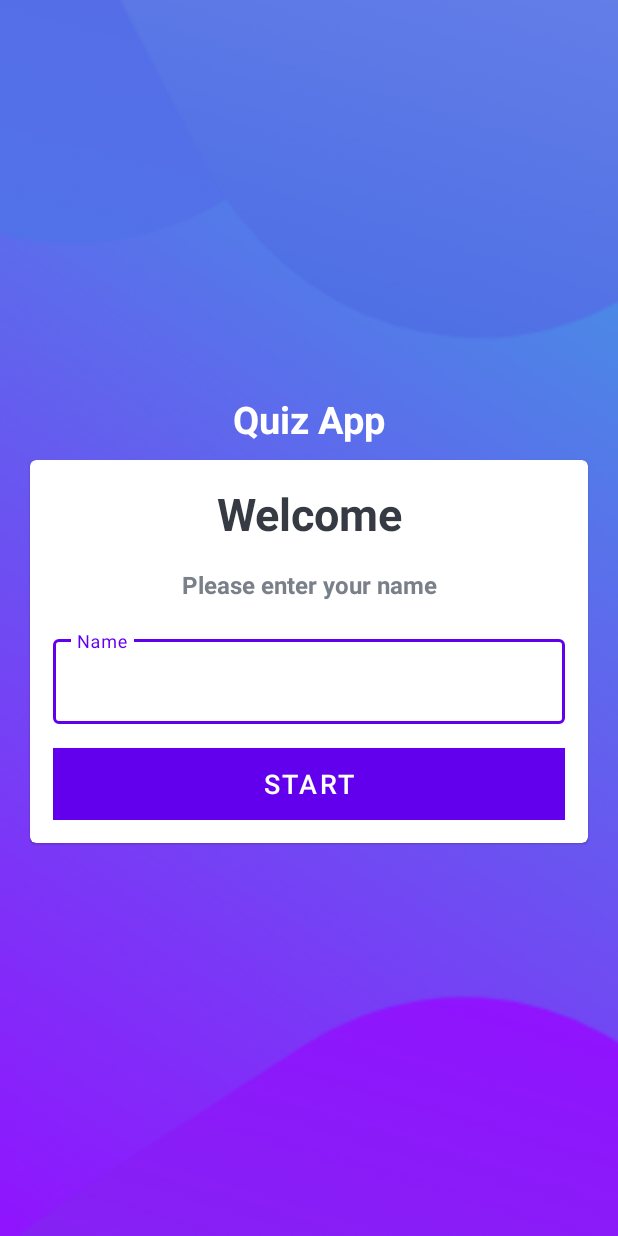
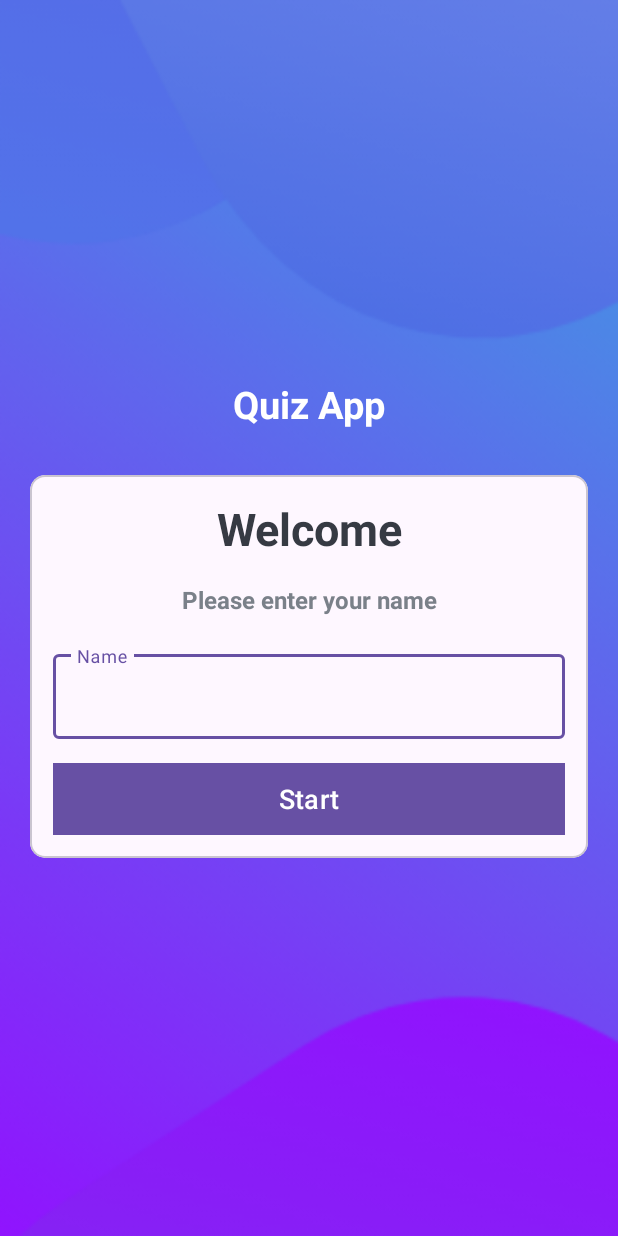
Before and after one commit to CodeMaster1961/AnimeQuiz, an Android app: the screen it shows after launch (MainActivity), on a phone screen of 412 x 824 dp. Run offline under Robolectric (Android 15) with nearby library versions, the phone set to English and light mode, and no system bars.

```diff
--- a/app/src/main/AndroidManifest.xml
+++ b/app/src/main/AndroidManifest.xml
@@ -10,7 +10,7 @@
         android:label="@string/app_name"
         android:roundIcon="@mipmap/ic_launcher_round"
         android:supportsRtl="true"
-        android:theme="@style/Theme.MaterialComponents.DayNight.NoActionBar"
+        android:theme="@style/Theme.AnimeQuizApp"
         tools:targetApi="31">
         <activity
             android:name=".MainActivity"
--- a/app/src/main/java/com/example/animequizapp/MainActivity.kt
+++ b/app/src/main/java/com/example/animequizapp/MainActivity.kt
@@ -7,5 +7,6 @@ class MainActivity : AppCompatActivity() {
     override fun onCreate(savedInstanceState: Bundle?) {
         super.onCreate(savedInstanceState)
         setContentView(R.layout.activity_main)
+
     }
 }
--- a/app/src/main/res/layout/activity_main.xml
+++ b/app/src/main/res/layout/activity_main.xml
@@ -18,7 +18,7 @@
         android:textColor="@color/white"
         android:textSize="25sp"
         android:textStyle="bold"
-        android:layout_marginBottom="10dp"
+        android:layout_marginBottom="30dp"
         />
 
 
@@ -27,6 +27,7 @@
         android:layout_height="wrap_content"
         android:layout_marginStart="20dp"
         android:layout_marginEnd="20dp"
+        app:cardCornerRadius="10dp"
         android:background="@color/white">
 
         <LinearLayout
--- a/app/src/main/res/values-night/themes.xml
+++ b/app/src/main/res/values-night/themes.xml
@@ -1,7 +1,7 @@
 <resources xmlns:tools="http://schemas.android.com/tools">
     <!-- Base application theme. -->
-    <style name="Base.Theme.AnimeQuizApp" parent="Theme.Material3.DayNight.NoActionBar">
+    <style name="Base.Theme.AnimeQuizApp" parent="Theme.MaterialComponents.DayNight.NoActionBar">
         <!-- Customize your dark theme here. -->
-        <!-- <item name="colorPrimary">@color/my_dark_primary</item> -->
+        <item name="android:windowFullscreen">true</item>
     </style>
 </resources>
--- a/app/src/main/res/values/themes.xml
+++ b/app/src/main/res/values/themes.xml
@@ -2,7 +2,7 @@
     <!-- Base application theme. -->
     <style name="Base.Theme.AnimeQuizApp" parent="Theme.Material3.DayNight.NoActionBar">
         <!-- Customize your light theme here. -->
-        <!-- <item name="colorPrimary">@color/my_light_primary</item> -->
+        <item name="android:windowFullscreen">true</item>
     </style>
 
     <style name="Theme.AnimeQuizApp" parent="Base.Theme.AnimeQuizApp" />
```
